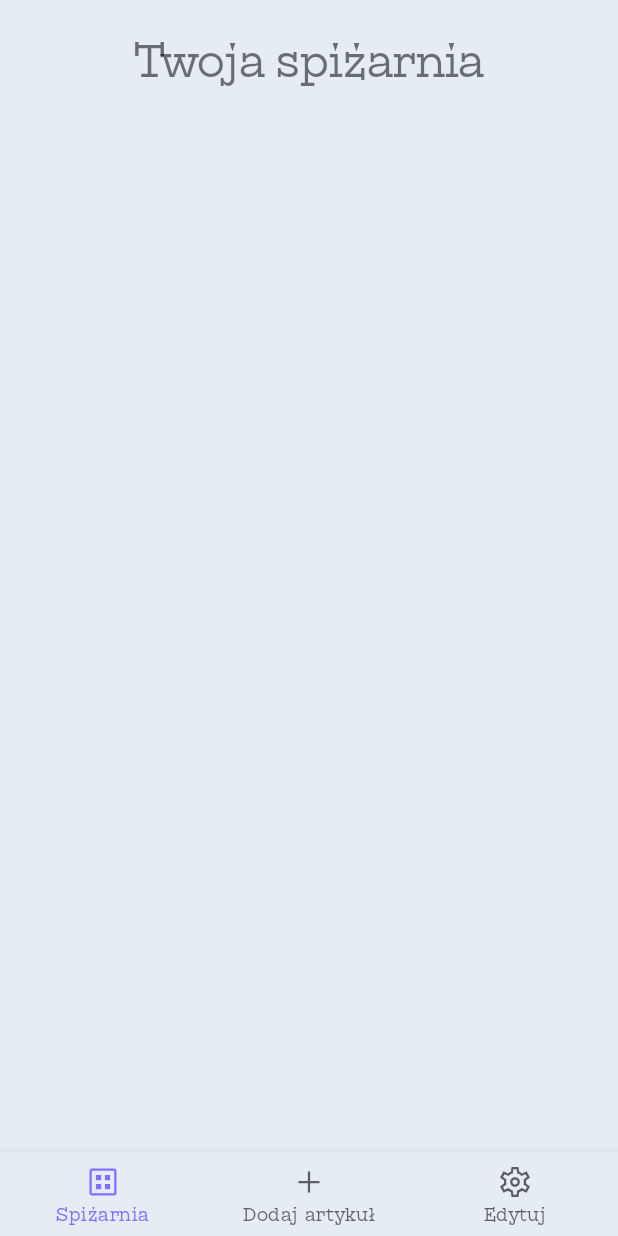
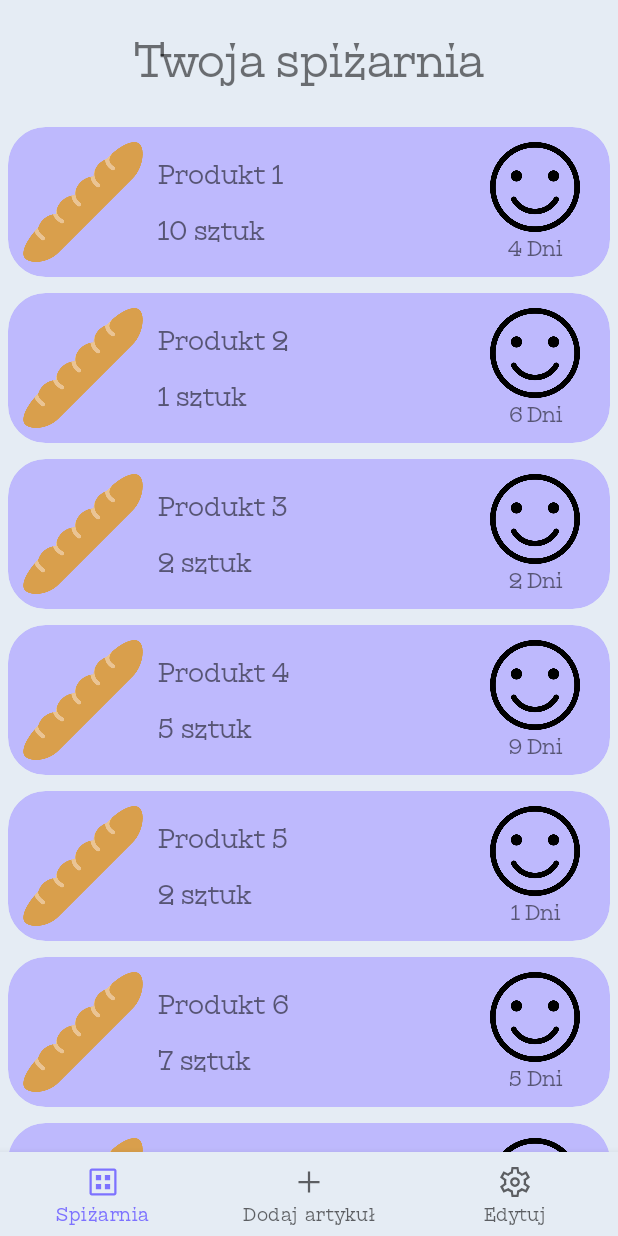
Before and after one commit to TiEmKej/virtual-pantry, an Android app: the screen it shows after launch (MainActivity), on a phone screen of 412 x 824 dp. Run offline under Robolectric (Android 15) with nearby library versions, the phone set to English and light mode, and no system bars.

Commit message:
RecycleView działa

```diff
--- a/VirtualPantry/app/src/main/java/com/example/virtualpantry/FragmentPantry.kt
+++ /dev/null
@@ -1,7 +0,0 @@
-package com.example.virtualpantry
-
-import androidx.fragment.app.Fragment
-
-class FragmentPantry : Fragment(R.layout.fragment_pantry) {
-
-}
--- a/VirtualPantry/app/src/main/java/com/example/virtualpantry/MainActivity.kt
+++ b/VirtualPantry/app/src/main/java/com/example/virtualpantry/MainActivity.kt
@@ -3,6 +3,9 @@ package com.example.virtualpantry
 import androidx.appcompat.app.AppCompatActivity
 import android.os.Bundle
 import androidx.fragment.app.Fragment
+import com.example.virtualpantry.fragments.FragmentAdd
+import com.example.virtualpantry.fragments.FragmentEdit
+import com.example.virtualpantry.fragments.FragmentPantry
 import com.google.android.material.bottomnavigation.BottomNavigationView
 
 class MainActivity : AppCompatActivity(){
--- /dev/null
+++ b/VirtualPantry/app/src/main/java/com/example/virtualpantry/adapters/PantryAdapter.kt
@@ -0,0 +1,46 @@
+package com.example.virtualpantry.adapters
+
+import android.view.LayoutInflater
+import android.view.View
+import android.view.ViewGroup
+import android.widget.ImageView
+import android.widget.TextView
+import androidx.recyclerview.widget.RecyclerView
+import com.example.virtualpantry.R
+import com.example.virtualpantry.dataclass.PantryItem
+
+class PantryAdapter(private val itemList: ArrayList<PantryItem>) : RecyclerView.Adapter<PantryAdapter.ViewHolder>() {
+    class ViewHolder(view: View) : RecyclerView.ViewHolder(view) {
+        val ivImage: ImageView
+        val tvName: TextView
+        val tvQuantity: TextView
+        val ivExpImage: ImageView
+        val tvExpDay: TextView
+
+        init {
+            // Define click listener for the ViewHolder's View.
+            ivImage = view.findViewById(R.id.ivPFIItemPreview)
+            tvName = view.findViewById(R.id.tvPFIPantryItemName)
+            tvQuantity = view.findViewById(R.id.tvPFIPantryItemQuantity)
+            ivExpImage = view.findViewById(R.id.ivPFIPantryItemDayImage)
+            tvExpDay = view.findViewById(R.id.tvPFIPantryItemDayText)
+        }
+    }
+
+    override fun onCreateViewHolder(parent: ViewGroup, viewType: Int): ViewHolder {
+        val view = LayoutInflater.from(parent.context).inflate(R.layout.cv_pantry_fragment_item, parent, false)
+        return ViewHolder(view)
+    }
+
+    override fun onBindViewHolder(holder: ViewHolder, position: Int) {
+        holder.ivImage.setImageResource(itemList[position].image)
+        holder.tvName.text = itemList[position].name
+        holder.tvQuantity.text = itemList[position].quantity.toString() + " sztuk"
+        holder.ivExpImage.setImageResource((itemList[position].expImage))
+        holder.tvExpDay.text = itemList[position].expDays.toString() + " Dni"
+    }
+
+    override fun getItemCount(): Int {
+        return itemList.size
+    }
+}
--- /dev/null
+++ b/VirtualPantry/app/src/main/java/com/example/virtualpantry/dataclass/PantryItem.kt
@@ -0,0 +1,5 @@
+package com.example.virtualpantry.dataclass
+
+data class PantryItem(val image: Int, val name: String, var quantity: Int, var expDays: Int, var expImage: Int){
+
+}
--- a/VirtualPantry/app/src/main/java/com/example/virtualpantry/FragmentAdd.kt
+++ b/VirtualPantry/app/src/main/java/com/example/virtualpantry/fragments/FragmentAdd.kt
@@ -1,6 +1,7 @@
-package com.example.virtualpantry
+package com.example.virtualpantry.fragments
 
 import androidx.fragment.app.Fragment
+import com.example.virtualpantry.R
 
 class FragmentAdd : Fragment(R.layout.fragment_add) {
 
--- a/VirtualPantry/app/src/main/java/com/example/virtualpantry/FragmentEdit.kt
+++ b/VirtualPantry/app/src/main/java/com/example/virtualpantry/fragments/FragmentEdit.kt
@@ -1,6 +1,7 @@
-package com.example.virtualpantry
+package com.example.virtualpantry.fragments
 
 import androidx.fragment.app.Fragment
+import com.example.virtualpantry.R
 
 class FragmentEdit : Fragment(R.layout.fragment_edit) {
 
--- /dev/null
+++ b/VirtualPantry/app/src/main/java/com/example/virtualpantry/fragments/FragmentPantry.kt
@@ -0,0 +1,102 @@
+package com.example.virtualpantry.fragments
+
+import android.os.Bundle
+import android.view.LayoutInflater
+import android.view.View
+import android.view.ViewGroup
+import androidx.fragment.app.Fragment
+import androidx.recyclerview.widget.LinearLayoutManager
+import androidx.recyclerview.widget.RecyclerView
+import com.example.virtualpantry.R
+import com.example.virtualpantry.adapters.PantryAdapter
+import com.example.virtualpantry.dataclass.PantryItem
+
+class FragmentPantry : Fragment(R.layout.fragment_pantry) {
+    var pantryItemList = ArrayList<PantryItem>()
+
+    override fun onCreate(savedInstanceState: Bundle?) {
+        super.onCreate(savedInstanceState)
+        dataInitList()
+    }
+
+    override fun onCreateView(inflater: LayoutInflater, container: ViewGroup?, savedInstanceState: Bundle?): View? {
+        val view = inflater.inflate(R.layout.fragment_pantry, container, false)
+        val recycleView = view.findViewById<RecyclerView>(R.id.rvPantryFragment)
+        recycleView.layoutManager = LinearLayoutManager(activity)
+        recycleView.adapter = PantryAdapter(pantryItemList)
+
+        return view
+    }
+    private fun dataInitList()
+    {
+        val itemImage = arrayOf(
+            R.drawable.baguette,
+            R.drawable.baguette,
+            R.drawable.baguette,
+            R.drawable.baguette,
+            R.drawable.baguette,
+            R.drawable.baguette,
+            R.drawable.baguette,
+            R.drawable.baguette,
+            R.drawable.baguette,
+            R.drawable.baguette
+        )
+
+        val itemName = arrayOf(
+            "Produkt 1",
+            "Produkt 2",
+            "Produkt 3",
+            "Produkt 4",
+            "Produkt 5",
+            "Produkt 6",
+            "Produkt 7",
+            "Produkt 8",
+            "Produkt 9",
+            "Produkt 10"
+        )
+
+        val itemExpImage = arrayOf(
+            R.drawable.smile,
+            R.drawable.smile,
+            R.drawable.smile,
+            R.drawable.smile,
+            R.drawable.smile,
+            R.drawable.smile,
+            R.drawable.smile,
+            R.drawable.smile,
+            R.drawable.smile,
+            R.drawable.smile
+        )
+
+        val itemQuantiy = arrayOf(
+            10,
+            1,
+            2,
+            5,
+            2,
+            7,
+            3,
+            1,
+            6,
+            9
+        )
+
+        val itemExpDay = arrayOf(
+            4,
+            6,
+            2,
+            9,
+            1,
+            5,
+            6,
+            3,
+            1,
+            6
+        )
+
+        for (i in itemImage.indices){
+            val product = PantryItem(itemImage[i],itemName[i],itemQuantiy[i],itemExpDay[i],itemExpImage[i])
+            pantryItemList.add(product)
+        }
+    }
+}
--- a/VirtualPantry/app/src/main/res/layout/cv_pantry_fragment_item.xml
+++ b/VirtualPantry/app/src/main/res/layout/cv_pantry_fragment_item.xml
@@ -34,7 +34,7 @@
             app:layout_constraintTop_toTopOf="parent">
 
             <TextView
-                android:id="@+id/tvPantryItemName"
+                android:id="@+id/tvPFIPantryItemName"
                 android:layout_width="match_parent"
                 android:layout_height="wrap_content"
                 android:gravity="start"
@@ -46,7 +46,7 @@
                 android:textSize="17sp"/>
 
             <TextView
-                android:id="@+id/tvPantryItemQuantity"
+                android:id="@+id/tvPFIPantryItemQuantity"
                 android:layout_width="match_parent"
                 android:layout_height="wrap_content"
                 android:gravity="start"
@@ -69,6 +69,7 @@
             app:layout_constraintEnd_toEndOf="parent">
 
             <ImageView
+                android:id="@+id/ivPFIPantryItemDayImage"
                 android:layout_width="60dp"
                 android:layout_height="60dp"
                 android:src="@drawable/neutral"
@@ -77,6 +78,7 @@
                 app:layout_constraintTop_toTopOf="parent" />
 
             <TextView
+                android:id="@+id/tvPFIPantryItemDayText"
                 android:layout_width="match_parent"
                 android:layout_height="wrap_content"
                 android:gravity="center"
--- a/VirtualPantry/app/src/main/res/layout/fragment_add.xml
+++ b/VirtualPantry/app/src/main/res/layout/fragment_add.xml
@@ -3,7 +3,7 @@
     xmlns:tools="http://schemas.android.com/tools"
     android:layout_width="match_parent"
     android:layout_height="match_parent"
-    tools:context=".FragmentAdd">
+    tools:context=".fragments.FragmentAdd">
 
     <TextView
         android:layout_width="match_parent"
--- a/VirtualPantry/app/src/main/res/layout/fragment_edit.xml
+++ b/VirtualPantry/app/src/main/res/layout/fragment_edit.xml
@@ -3,7 +3,7 @@
     xmlns:tools="http://schemas.android.com/tools"
     android:layout_width="match_parent"
     android:layout_height="match_parent"
-    tools:context=".FragmentEdit">
+    tools:context=".fragments.FragmentEdit">
 
     <TextView
         android:layout_width="match_parent"
--- a/VirtualPantry/app/src/main/res/layout/fragment_pantry.xml
+++ b/VirtualPantry/app/src/main/res/layout/fragment_pantry.xml
@@ -3,7 +3,7 @@
     xmlns:tools="http://schemas.android.com/tools"
     android:layout_width="match_parent"
     android:layout_height="match_parent"
-    tools:context=".FragmentPantry">
+    tools:context=".fragments.FragmentPantry">
 
     <androidx.recyclerview.widget.RecyclerView
         android:id="@+id/rvPantryFragment"
```
